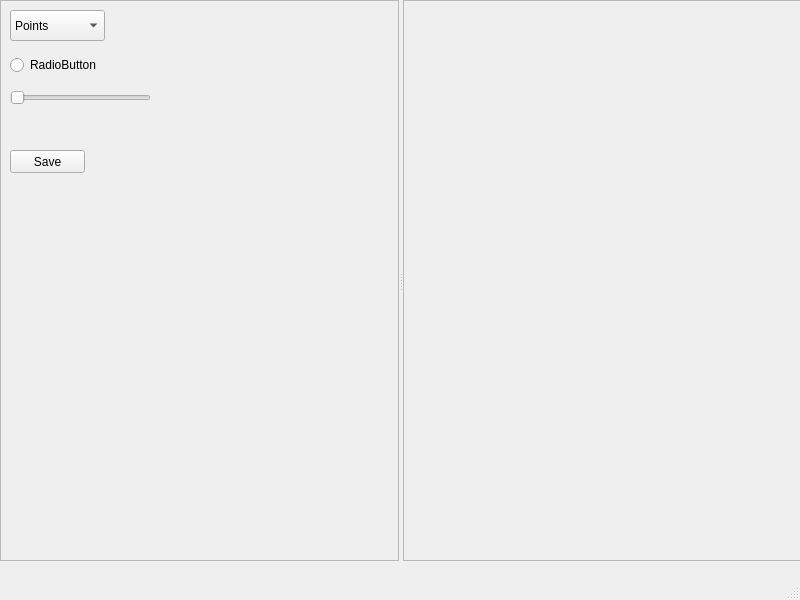
Above: Mini_app_Qt_VTK.ui from Aympab/raytracing-vtk-pyqt before the change. Below: the same form after it.
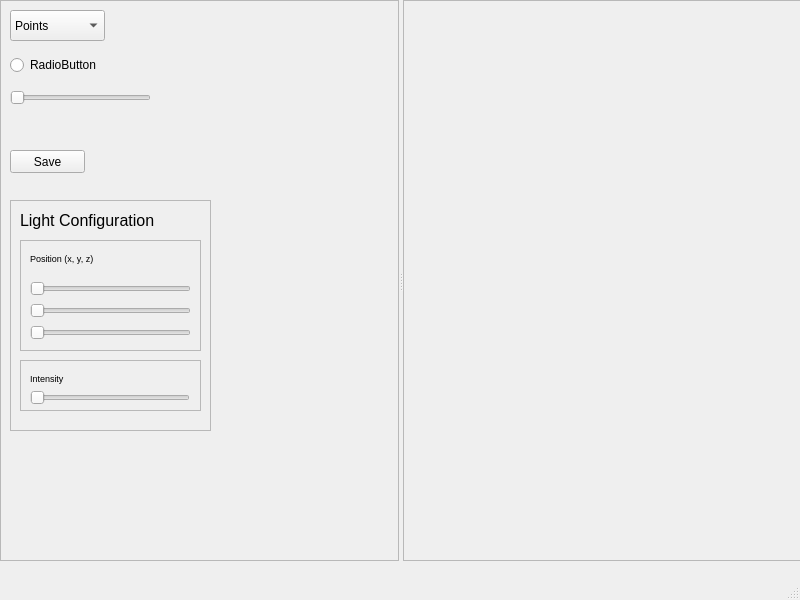
That is the form after the change.

```diff
--- a/Mini_app_Qt_VTK.ui
+++ b/Mini_app_Qt_VTK.ui
@@ -109,6 +109,187 @@
        <string>Save</string>
       </property>
      </widget>
+     <widget class="QFrame" name="frame_2">
+      <property name="geometry">
+       <rect>
+        <x>10</x>
+        <y>200</y>
+        <width>201</width>
+        <height>231</height>
+       </rect>
+      </property>
+      <property name="frameShape">
+       <enum>QFrame::StyledPanel</enum>
+      </property>
+      <property name="frameShadow">
+       <enum>QFrame::Raised</enum>
+      </property>
+      <widget class="QLabel" name="label">
+       <property name="geometry">
+        <rect>
+         <x>10</x>
+         <y>10</y>
+         <width>141</width>
+         <height>21</height>
+        </rect>
+       </property>
+       <property name="font">
+        <font>
+         <pointsize>12</pointsize>
+        </font>
+       </property>
+       <property name="text">
+        <string>Light Configuration</string>
+       </property>
+      </widget>
+      <widget class="QFrame" name="frame_4">
+       <property name="geometry">
+        <rect>
+         <x>10</x>
+         <y>40</y>
+         <width>181</width>
+         <height>111</height>
+        </rect>
+       </property>
+       <property name="frameShape">
+        <enum>QFrame::StyledPanel</enum>
+       </property>
+       <property name="frameShadow">
+        <enum>QFrame::Raised</enum>
+       </property>
+       <widget class="QLabel" name="label_3">
+        <property name="geometry">
+         <rect>
+          <x>10</x>
+          <y>10</y>
+          <width>71</width>
+          <height>16</height>
+         </rect>
+        </property>
+        <property name="font">
+         <font>
+          <pointsize>7</pointsize>
+         </font>
+        </property>
+        <property name="text">
+         <string>Position (x, y, z)</string>
+        </property>
+       </widget>
+       <widget class="QWidget" name="">
+        <property name="geometry">
+         <rect>
+          <x>10</x>
+          <y>40</y>
+          <width>161</width>
+          <height>61</height>
+         </rect>
+        </property>
+        <layout class="QVBoxLayout" name="verticalLayout">
+         <item>
+          <widget class="QSlider" name="lightPos_x">
+           <property name="maximum">
+            <number>999</number>
+           </property>
+           <property name="singleStep">
+            <number>5</number>
+           </property>
+           <property name="pageStep">
+            <number>100</number>
+           </property>
+           <property name="orientation">
+            <enum>Qt::Horizontal</enum>
+           </property>
+          </widget>
+         </item>
+         <item>
+          <widget class="QSlider" name="lightPos_y">
+           <property name="maximum">
+            <number>999</number>
+           </property>
+           <property name="singleStep">
+            <number>5</number>
+           </property>
+           <property name="pageStep">
+            <number>100</number>
+           </property>
+           <property name="orientation">
+            <enum>Qt::Horizontal</enum>
+           </property>
+          </widget>
+         </item>
+         <item>
+          <widget class="QSlider" name="lightPos_z">
+           <property name="maximum">
+            <number>999</number>
+           </property>
+           <property name="singleStep">
+            <number>5</number>
+           </property>
+           <property name="pageStep">
+            <number>100</number>
+           </property>
+           <property name="orientation">
+            <enum>Qt::Horizontal</enum>
+           </property>
+          </widget>
+         </item>
+        </layout>
+       </widget>
+      </widget>
+      <widget class="QFrame" name="frame_3">
+       <property name="geometry">
+        <rect>
+         <x>10</x>
+         <y>160</y>
+         <width>181</width>
+         <height>51</height>
+        </rect>
+       </property>
+       <property name="frameShape">
+        <enum>QFrame::StyledPanel</enum>
+       </property>
+       <property name="frameShadow">
+        <enum>QFrame::Raised</enum>
+       </property>
+       <widget class="QLabel" name="label_2">
+        <property name="geometry">
+         <rect>
+          <x>10</x>
+          <y>10</y>
+          <width>61</width>
+          <height>16</height>
+         </rect>
+        </property>
+        <property name="font">
+         <font>
+          <pointsize>7</pointsize>
+         </font>
+        </property>
+        <property name="text">
+         <string>Intensity</string>
+        </property>
+       </widget>
+       <widget class="QSlider" name="lightIntensity">
+        <property name="geometry">
+         <rect>
+          <x>10</x>
+          <y>30</y>
+          <width>160</width>
+          <height>16</height>
+         </rect>
+        </property>
+        <property name="maximum">
+         <number>200</number>
+        </property>
+        <property name="singleStep">
+         <number>1</number>
+        </property>
+        <property name="orientation">
+         <enum>Qt::Horizontal</enum>
+        </property>
+       </widget>
+      </widget>
+     </widget>
     </widget>
     <widget class="QFrame" name="vtk_panel">
      <property name="frameShape">
```
